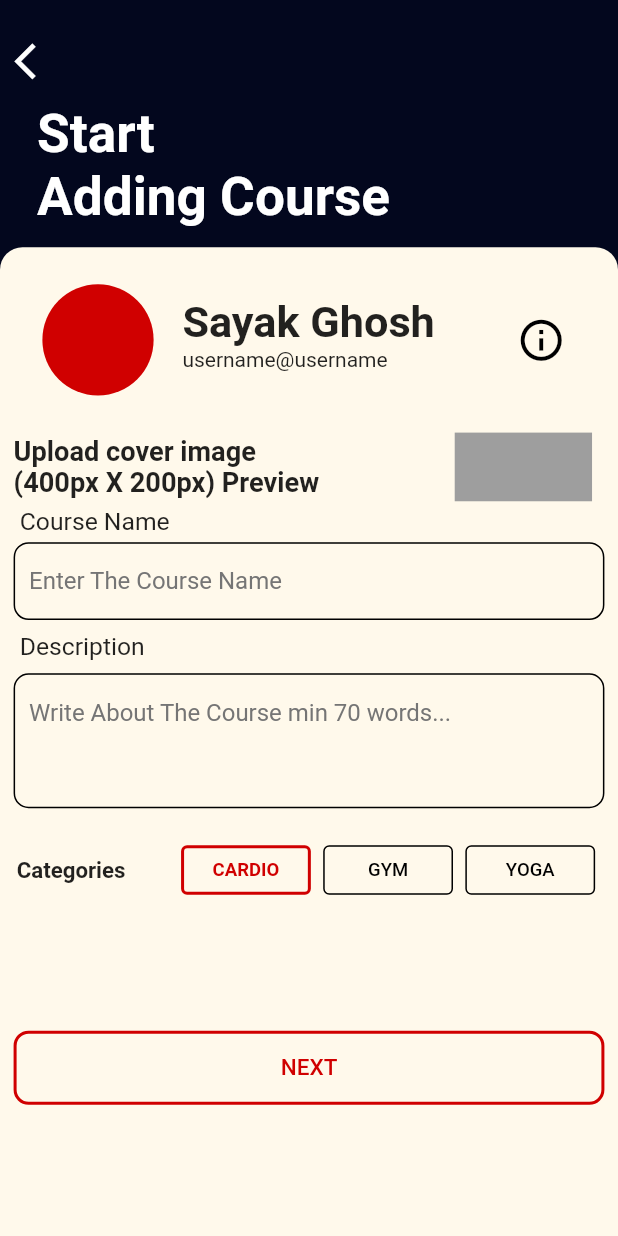
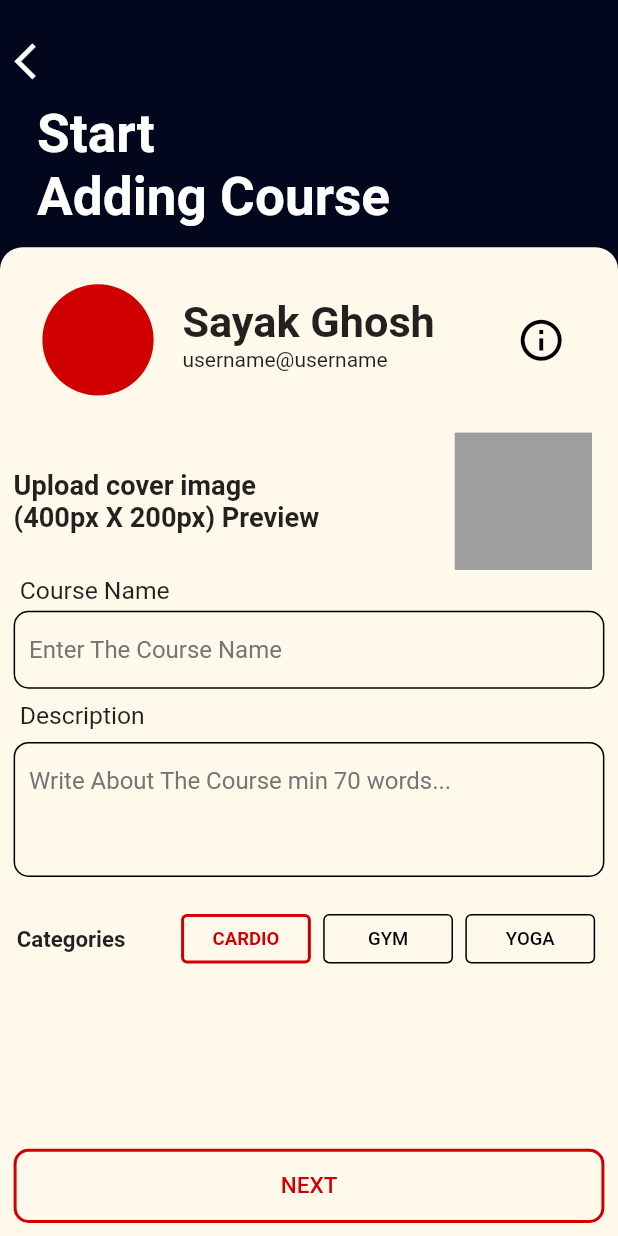
Before and after one commit to samwilson0745/prisavelo_ui, a Flutter app: the screen it shows after launch, on a phone screen of 412 x 824 dp. Run offline on Flutter 3.47's test engine with Material 2 defaults, Android fonts, the phone set to English and light mode, and no system bars; our stand-ins replace readmore, sliding_up_panel.

Commit message:
few changes

```diff
--- a/lib/MainPages/AddCourse.dart
+++ b/lib/MainPages/AddCourse.dart
@@ -118,7 +118,7 @@ class _AddCourseState extends State<AddCourse> {
                                 child: Container(
                                   margin: EdgeInsets.symmetric(horizontal: size.width*0.02),
                                   width: size.height>780?size.width/4.5:size.width/5,
-                                  height: size.height>780?size.width/9:size.height/8.5,
+                                  height: size.height>780?size.height/9:size.height/8.5,
                                   color: Colors.grey,
                                 ),
                               )
@@ -204,7 +204,7 @@ class _AddCourseState extends State<AddCourse> {
                             ),
                           ),
                           Container(
-                            margin: EdgeInsets.only(top: size.height>780?size.height*0.08:size.height*0.04),
+                            margin: EdgeInsets.only(top: size.height>780?size.height*0.12:size.height*0.04),
                             width: size.width,
                             height: size.height>780?size.height*0.06:size.height*0.07,
                             child: OutlinedButton(
--- a/lib/main.dart
+++ b/lib/main.dart
@@ -5,6 +5,7 @@ import 'package:prisavelo_ui/MainPages/mainPage.dart';
 import 'package:prisavelo_ui/MainPages/Profile.dart';
 import 'package:prisavelo_ui/MainPages/Switch.dart';
 import 'package:prisavelo_ui/MainPages/AddCourse.dart';
+import 'package:prisavelo_ui/MainPages/CommonLayout.dart';
 
 void main() {
   runApp(MyApp());
```
